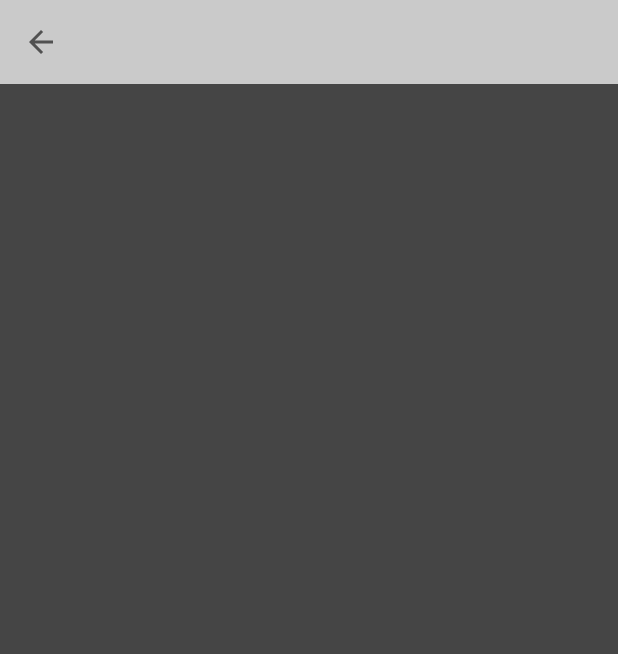
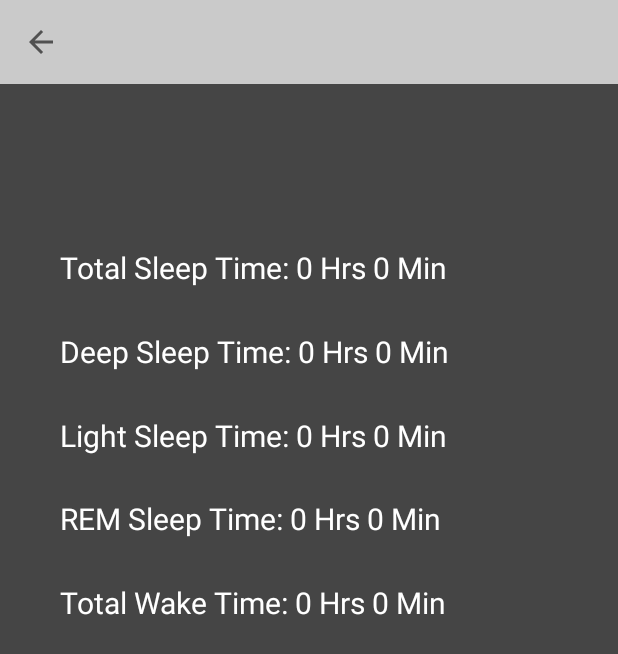
Before and after one commit to Ali-Aan-Khowaja/SweetSleep, an Android app: the ShowResults screen opened directly, with no data from a screen before it, on a phone screen of 412 x 824 dp. Shown: the top 654 px of the screen. Run offline under Robolectric (Android 15) with nearby library versions, the light colour scheme and no system bars; libraries missing offline, so code that uses them is left out: com.chaquo.python; 5 statements that could not run were skipped.

Commit message:
First Commit

```diff
--- a/app/build.gradle
+++ b/app/build.gradle
@@ -22,6 +22,7 @@ android {
         python {
             buildPython "C:/Users/aliaa/AppData/Local/Programs/Python/Python38/python.exe"
             pip {
+                install "scikit-learn"
                 install "pandas"
                 install "joblib"
             }
--- a/app/src/main/java/com/softaan/sweetsleep/MainActivity.java
+++ b/app/src/main/java/com/softaan/sweetsleep/MainActivity.java
@@ -173,7 +173,7 @@ public class MainActivity extends AppCompatActivity {
         File folder = new File(getFilesDir().getPath());
         File[] filesInFolder = folder.listFiles();
         for (File file : filesInFolder) {
-            if (!file.isDirectory()) {
+            if (!file.isDirectory() && !file.getName().contains(".json") ) {
                 list.add(new StoredFile(file.getName()));
             }
         }
@@ -190,6 +190,7 @@ public class MainActivity extends AppCompatActivity {
 
     public void writeData(){
         data = data.replace("Data Complete", "");
+        data = data.replace("Send Data", "");
         data = data.replace("�", "");
         String fileName = getDate() + ".csv";
         FileOutputStream fos;
--- a/app/src/main/java/com/softaan/sweetsleep/ShowResults.java
+++ b/app/src/main/java/com/softaan/sweetsleep/ShowResults.java
@@ -4,15 +4,18 @@ import androidx.appcompat.app.AppCompatActivity;
 import androidx.appcompat.widget.Toolbar;
 
 import android.content.Intent;
-import android.os.Build;
 import android.os.Bundle;
 import android.view.View;
 import android.widget.ImageButton;
 import android.widget.TextView;
 
+import com.chaquo.python.Python;
+
 import java.io.BufferedReader;
 import java.io.IOException;
 import java.io.InputStreamReader;
+import java.text.DecimalFormat;
+import java.util.Arrays;
 
 public class ShowResults extends AppCompatActivity {
 
@@ -20,9 +23,16 @@ public class ShowResults extends AppCompatActivity {
     protected void onCreate(Bundle savedInstanceState) {
         super.onCreate(savedInstanceState);
         setContentView(R.layout.activity_show_results);
-        final TextView results = findViewById(R.id.results);
         final Toolbar toolbar = findViewById(R.id.toolbar3);
         final ImageButton backButton = findViewById(R.id.backButton);
+        final TextView sleepTime = findViewById(R.id.totalSleepTIme);
+        final TextView dsTime = findViewById(R.id.deepSleepTime);
+        final TextView lsTime = findViewById(R.id.lightSleepTime);
+        final TextView remTime = findViewById(R.id.REMSleepTime);
+        final TextView wakeTime = findViewById(R.id.totalWakeTIme);
+        String fileName = getIntent().getStringExtra("File Name");
+
+        Python.getInstance().getModule("script").callAttr("main", getFilesDir().getPath() + "/" + fileName);
 
         backButton.setOnClickListener(new View.OnClickListener() {
             @Override
@@ -32,15 +42,13 @@ public class ShowResults extends AppCompatActivity {
             }
         });
 
-        toolbar.setTitle(getIntent().getStringExtra("File Name"));
+        toolbar.setTitle(fileName);
 
-
-        String fileName = getIntent().getStringExtra("File Name") + ".csv";
         StringBuffer stringBuffer = new StringBuffer();
         try {
             //Attaching BufferedReader to the FileInputStream by the help of InputStreamReader
             BufferedReader inputReader = new BufferedReader(new InputStreamReader(
-                    openFileInput(fileName)));
+                    openFileInput(fileName + ".json")));
             String inputString;
             //Reading data line by line and storing it into the stringbuffer
             while ((inputString = inputReader.readLine()) != null) {
@@ -49,6 +57,32 @@ public class ShowResults extends AppCompatActivity {
         } catch (IOException e) {
             e.printStackTrace();
         }
-        results.setText(stringBuffer.toString());
+        String dataSummary = stringBuffer.toString();
+        dataSummary = dataSummary.replace("{", "");
+        dataSummary = dataSummary.replace("}", "");
+
+        float deepSleepTime =  Float.parseFloat(dataSummary.split(",")[0].split(":")[1]);
+        float lightSleepTime = Float.parseFloat(dataSummary.split(",")[1].split(":")[1]);
+        float remSleepTime = Float.parseFloat(dataSummary.split(",")[2].split(":")[1]);
+        float totalWakeTime = Float.parseFloat(dataSummary.split(",")[3].split(":")[1]);
+
+        sleepTime.setText("Total Sleep Time: " + minutesToHours(deepSleepTime + lightSleepTime + remSleepTime));
+        dsTime.setText("Deep Sleep Time: " + minutesToHours(deepSleepTime));
+        lsTime.setText("Light Sleep Time: " + minutesToHours(lightSleepTime));
+        remTime.setText("REM Sleep Time: " + minutesToHours(remSleepTime));
+        wakeTime.setText("Total Wake Time: " + minutesToHours(totalWakeTime));
+    }
+    String minutesToHours(float totalMinutes){
+        totalMinutes /= 60;
+        DecimalFormat format = new DecimalFormat(".00");
+        totalMinutes = Float.parseFloat(format.format(totalMinutes));
+        String minutes, hours;
+        if (Float.toString(totalMinutes).contains(".")) {
+            hours = Float.toString(totalMinutes).split("\\.")[0];
+            minutes = Integer.toString((int) Math.round(Float.parseFloat("0." + Float.toString(totalMinutes).split("\\.")[1]) * 60));
+            return hours + " Hrs " + minutes + " Min";
+        } else {
+            return Float.toString(totalMinutes);
+        }
     }
 }
--- a/app/src/main/java/com/softaan/sweetsleep/SplashScreen.java
+++ b/app/src/main/java/com/softaan/sweetsleep/SplashScreen.java
@@ -5,6 +5,10 @@ import androidx.appcompat.app.AppCompatActivity;
 import android.content.Intent;
 import android.os.Bundle;
 import android.os.Handler;
+import android.widget.Toast;
+
+import com.chaquo.python.Python;
+import com.chaquo.python.android.AndroidPlatform;
 
 public class SplashScreen extends AppCompatActivity {
 
@@ -12,12 +16,13 @@ public class SplashScreen extends AppCompatActivity {
     protected void onCreate(Bundle savedInstanceState) {
         super.onCreate(savedInstanceState);
         setContentView(R.layout.activity_splash_screen);
-        new Handler().postDelayed(new Runnable() {
-            @Override
-            public void run() {
-                Intent intent = new Intent(SplashScreen.this, MainActivity.class);
-                startActivity(intent);
-            }
+        if (! Python.isStarted()) {
+            Python.start(new AndroidPlatform(this));
+        }
+
+        new Handler().postDelayed(() -> {
+            Intent intent = new Intent(SplashScreen.this, MainActivity.class);
+            startActivity(intent);
         }, 1500);
     }
 }
--- a/app/src/main/res/layout/activity_show_results.xml
+++ b/app/src/main/res/layout/activity_show_results.xml
@@ -7,6 +7,24 @@
     android:background="#454545"
     android:hapticFeedbackEnabled="false"
     tools:context=".ShowResults">
+
+    <TextView
+        android:id="@+id/totalWakeTIme"
+        android:layout_width="0dp"
+        android:layout_height="wrap_content"
+        android:layout_marginStart="40dp"
+        android:layout_marginLeft="40dp"
+        android:layout_marginTop="10dp"
+        android:layout_marginEnd="40dp"
+        android:layout_marginRight="40dp"
+        android:layout_marginBottom="400dp"
+        android:text="Total Wake Time: "
+        android:textColor="#FFFFFF"
+        android:textSize="20sp"
+        app:layout_constraintBottom_toBottomOf="parent"
+        app:layout_constraintEnd_toEndOf="parent"
+        app:layout_constraintStart_toStartOf="parent"
+        app:layout_constraintTop_toBottomOf="@+id/REMSleepTime" />
 
     <androidx.appcompat.widget.Toolbar
         android:id="@+id/toolbar3"
@@ -37,20 +55,75 @@
         app:srcCompat="?attr/actionModeCloseDrawable" />
 
     <TextView
-        android:id="@+id/results"
+        android:id="@+id/totalSleepTIme"
         android:layout_width="0dp"
-        android:layout_height="0dp"
-        android:layout_marginStart="20dp"
-        android:layout_marginLeft="20dp"
-        android:layout_marginTop="20dp"
-        android:layout_marginEnd="20dp"
-        android:layout_marginRight="20dp"
-        android:layout_marginBottom="20dp"
-        android:inputType="textMultiLine"
-        android:textColor="#CACACA"
-        app:layout_constraintBottom_toBottomOf="parent"
+        android:layout_height="wrap_content"
+        android:layout_marginStart="40dp"
+        android:layout_marginLeft="40dp"
+        android:layout_marginTop="100dp"
+        android:layout_marginEnd="40dp"
+        android:layout_marginRight="40dp"
+        android:layout_marginBottom="10dp"
+        android:text="Total Sleep Time: "
+        android:textColor="#FFFFFF"
+        android:textSize="20sp"
+        app:layout_constraintBottom_toTopOf="@+id/deepSleepTime"
         app:layout_constraintEnd_toEndOf="parent"
         app:layout_constraintStart_toStartOf="parent"
         app:layout_constraintTop_toBottomOf="@+id/toolbar3" />
 
+    <TextView
+        android:id="@+id/deepSleepTime"
+        android:layout_width="0dp"
+        android:layout_height="wrap_content"
+        android:layout_marginStart="40dp"
+        android:layout_marginLeft="40dp"
+        android:layout_marginTop="10dp"
+        android:layout_marginEnd="40dp"
+        android:layout_marginRight="40dp"
+        android:layout_marginBottom="10dp"
+        android:text="Deep Sleep Time:"
+        android:textColor="#FFFFFF"
+        android:textSize="20sp"
+        app:layout_constraintBottom_toTopOf="@+id/lightSleepTime"
+        app:layout_constraintEnd_toEndOf="parent"
+        app:layout_constraintStart_toStartOf="parent"
+        app:layout_constraintTop_toBottomOf="@+id/totalSleepTIme" />
+
+    <TextView
+        android:id="@+id/lightSleepTime"
+        android:layout_width="0dp"
+        android:layout_height="wrap_content"
+        android:layout_marginStart="40dp"
+        android:layout_marginLeft="40dp"
+        android:layout_marginTop="10dp"
+        android:layout_marginEnd="40dp"
+        android:layout_marginRight="40dp"
+        android:layout_marginBottom="10dp"
+        android:text="Light Sleep Time:"
+        android:textColor="#FFFFFF"
+        android:textSize="20sp"
+        app:layout_constraintBottom_toTopOf="@+id/REMSleepTime"
+        app:layout_constraintEnd_toEndOf="parent"
+        app:layout_constraintStart_toStartOf="parent"
+        app:layout_constraintTop_toBottomOf="@+id/deepSleepTime" />
+
+    <TextView
+        android:id="@+id/REMSleepTime"
+        android:layout_width="0dp"
+        android:layout_height="wrap_content"
+        android:layout_marginStart="40dp"
+        android:layout_marginLeft="40dp"
+        android:layout_marginTop="10dp"
+        android:layout_marginEnd="40dp"
+        android:layout_marginRight="40dp"
+        android:layout_marginBottom="10dp"
+        android:text="REM Sleep Time: "
+        android:textColor="#FFFFFF"
+        android:textSize="20sp"
+        app:layout_constraintBottom_toTopOf="@+id/totalWakeTIme"
+        app:layout_constraintEnd_toEndOf="parent"
+        app:layout_constraintStart_toStartOf="parent"
+        app:layout_constraintTop_toBottomOf="@+id/lightSleepTime" />
+
 </androidx.constraintlayout.widget.ConstraintLayout>
```
Also changed, not shown: 1 other file.
